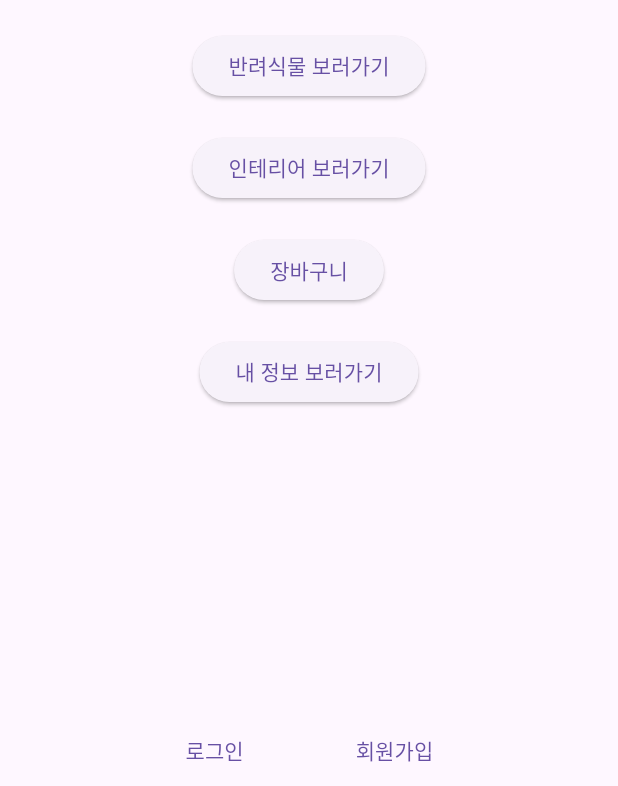
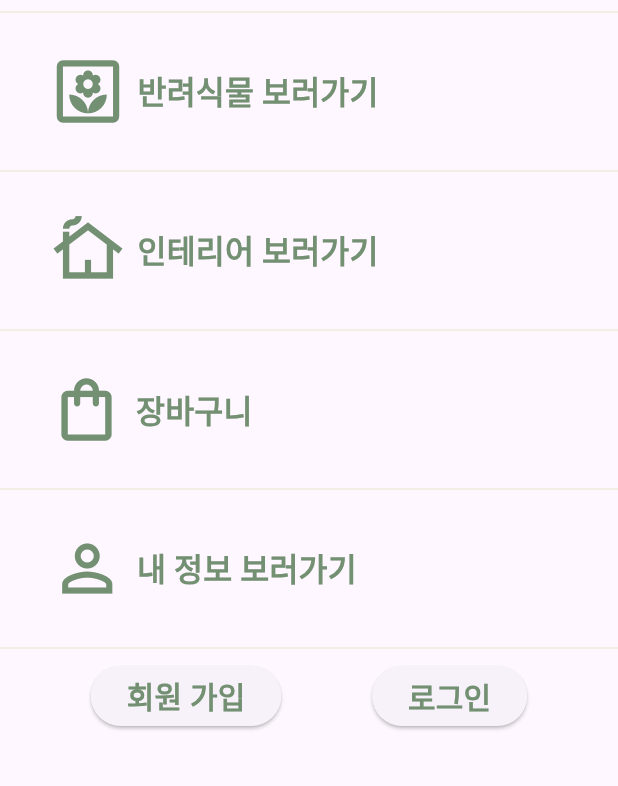
Before and after one commit to Team-BraBu/Green-touch, a Flutter app: the screen it shows after launch, on a phone screen of 412 x 824 dp, the part 450-1236 px from its top. Run offline on Flutter 3.47's test engine with Material 3 defaults, Android fonts, the phone set to English and light mode, and no system bars.

Commit message:
-1차작업

```diff
--- a/lib/home_Page.dart
+++ /dev/null
@@ -1,65 +0,0 @@
-import 'package:flutter/material.dart';
-
-class HomePage extends StatelessWidget {
-  @override
-  Widget build(BuildContext context) {
-    return MaterialApp(
-      home: Scaffold(
-        body: Center(
-          child: Column(
-            mainAxisAlignment: MainAxisAlignment.center,
-            children: [
-              Image.asset(
-                'assets/images/logo.png',
-                width: 300,
-                height: 300,
-              ),
-              SizedBox(height: 20), // 로고와 버튼 사이 여백 추가
-              ElevatedButton(
-                onPressed: () {
-                  // 버튼 클릭 시 동작할 코드 추가
-                  // 예를 들어, 반려식물 페이지로 이동하는 코드
-                },
-                child: Text('반려식물 보러가기'),
-              ),
-              SizedBox(height: 20),
-              ElevatedButton(
-                onPressed: () {},
-                child: Text('인테리어 보러가기'),
-              ),
-              SizedBox(height: 20),
-              ElevatedButton(
-                onPressed: () {},
-                child: Text('장바구니'),
-              ),
-              SizedBox(height: 20),
-              ElevatedButton(
-                onPressed: () {},
-                child: Text('내 정보 보러가기'),
-              ),
-              Spacer(), // 아래에 여백을 채우기 위해 Spacer 위젯 추가
-              Row(
-                mainAxisAlignment: MainAxisAlignment.center,
-                children: [
-                  TextButton(
-                    onPressed: () {
-                      // 로그인 화면으로 이동하는 코드 추가
-                    },
-                    child: Text('로그인'),
-                  ),
-                  SizedBox(width: 50), // 버튼 간 간격을 주기 위해 SizedBox 추가
-                  TextButton(
-                    onPressed: () {
-                      // 회원가입 화면으로 이동하는 코드 추가
-                    },
-                    child: Text('회원가입'),
-                  ),
-                ],
-              ),
-            ],
-          ),
-        ),
-      ),
-    );
-  }
-}
--- a/lib/main.dart
+++ b/lib/main.dart
@@ -1,5 +1,5 @@
 import 'package:flutter/material.dart';
-import 'package:greentouch/home_Page.dart';
+import 'package:greentouch/main_Page.dart';
 
 void main() {
   runApp(const MyApp());
@@ -12,7 +12,7 @@
   Widget build(BuildContext context) {
     return MaterialApp(
       debugShowCheckedModeBanner: false,
-      home: HomePage(),
+      home: MainPage(),
     );
   }
 }
--- /dev/null
+++ b/lib/main_Page.dart
@@ -0,0 +1,168 @@
+import 'package:flutter/material.dart';
+
+class MainPage extends StatelessWidget {
+  @override
+  Widget build(BuildContext context) {
+    return MaterialApp(
+      home: Scaffold(
+        body: Center(
+          child: Column(
+            mainAxisAlignment: MainAxisAlignment.start,
+            children: [
+              Image.asset(
+                'assets/images/logo.png',
+                width: 300,
+                height: 300,
+              ),
+              SizedBox(height: 0),
+              Divider(color: Color(0xFFF0EADB)),
+              Row(
+                mainAxisAlignment: MainAxisAlignment.start,
+                children: [
+                  Padding(
+                    padding: EdgeInsets.symmetric(horizontal: 20),
+                    child: SizedBox(
+                      width: 250,
+                      height: 90,
+                      child: TextButton.icon(
+                        onPressed: () {},
+                        icon: Icon(
+                          Icons.yard_outlined,
+                          size: 50,
+                          color: Color(0xFF739072),
+                        ),
+                        label: Text(
+                          '반려식물 보러가기',
+                          style: TextStyle(
+                            fontSize: 21,
+                            fontWeight: FontWeight.bold,
+                            color: Color(0xFF739072),
+                          ),
+                        ),
+                      ),
+                    ),
+                  ),
+                ],
+              ),
+              Divider(color: Color(0xFFF0EADB)),
+              Row(
+                mainAxisAlignment: MainAxisAlignment.start,
+                children: [
+                  Padding(
+                    padding: EdgeInsets.symmetric(horizontal: 20),
+                    child: SizedBox(
+                      width: 250,
+                      height: 90,
+                      child: TextButton.icon(
+                        onPressed: () {},
+                        icon: Icon(
+                          Icons.cottage_outlined,
+                          size: 50,
+                          color: Color(0xFF739072),
+                        ),
+                        label: Text(
+                          '인테리어 보러가기',
+                          style: TextStyle(
+                            fontSize: 21,
+                            fontWeight: FontWeight.bold,
+                            color: Color(0xFF739072),
+                          ),
+                        ),
+                      ),
+                    ),
+                  ),
+                ],
+              ),
+              Divider(color: Color(0xFFF0EADB)),
+              Row(
+                mainAxisAlignment: MainAxisAlignment.start,
+                children: [
+                  Padding(
+                    padding: EdgeInsets.symmetric(horizontal: 20),
+                    child: SizedBox(
+                      width: 165,
+                      height: 90,
+                      child: TextButton.icon(
+                        onPressed: () {},
+                        icon: Icon(
+                          Icons.shopping_bag_outlined,
+                          size: 50,
+                          color: Color(0xFF739072),
+                        ),
+                        label: Text(
+                          '장바구니',
+                          style: TextStyle(
+                            fontSize: 21,
+                            fontWeight: FontWeight.bold,
+                            color: Color(0xFF739072),
+                          ),
+                        ),
+                      ),
+                    ),
+                  ),
+                ],
+              ),
+              Divider(color: Color(0xFFF0EADB)),
+              Row(
+                mainAxisAlignment: MainAxisAlignment.start,
+                children: [
+                  Padding(
+                    padding: EdgeInsets.symmetric(horizontal: 20),
+                    child: SizedBox(
+                      width: 235,
+                      height: 90,
+                      child: TextButton.icon(
+                        onPressed: () {},
+                        icon: Icon(
+                          Icons.person_outline,
+                          size: 50,
+                          color: Color(0xFF739072),
+                        ),
+                        label: Text(
+                          '내 정보 보러가기',
+                          style: TextStyle(
+                            fontSize: 21,
+                            fontWeight: FontWeight.bold,
+                            color: Color(0xFF739072),
+                          ),
+                        ),
+                      ),
+                    ),
+                  ),
+                ],
+              ),
+              Divider(color: Color(0xFFF0EADB)),
+              Row(
+                mainAxisAlignment: MainAxisAlignment.spaceEvenly,
+                children: [
+                  ElevatedButton(
+                    onPressed: () {},
+                    child: Text(
+                      '회원 가입',
+                      style: TextStyle(
+                        fontSize: 20,
+                        fontWeight: FontWeight.bold,
+                        color: Color(0xFF739072),
+                      ),
+                    ),
+                  ),
+                  ElevatedButton(
+                    onPressed: () {},
+                    child: Text(
+                      '로그인',
+                      style: TextStyle(
+                        fontSize: 20,
+                        fontWeight: FontWeight.bold,
+                        color: Color(0xFF739072),
+                      ),
+                    ),
+                  ),
+                ],
+              ),
+            ],
+          ),
+        ),
+      ),
+    );
+  }
+}
```
